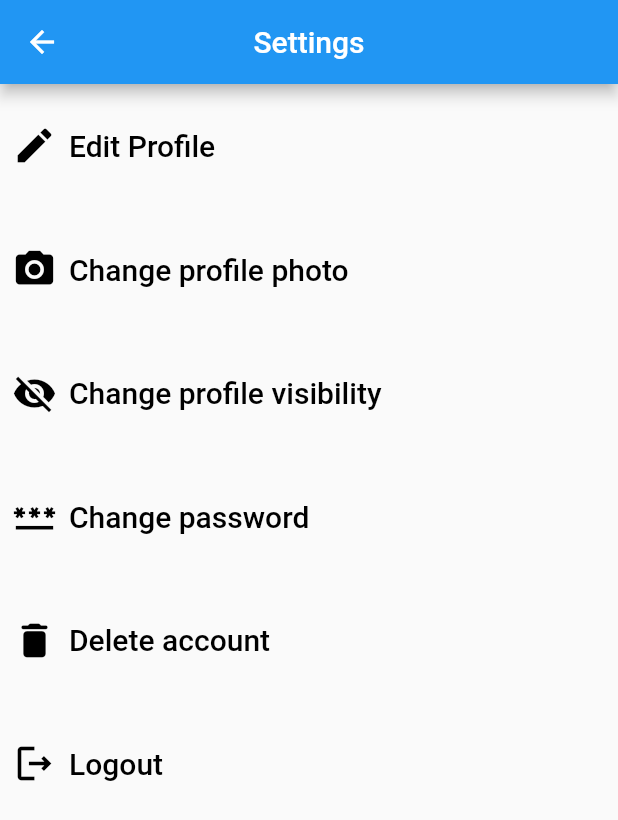
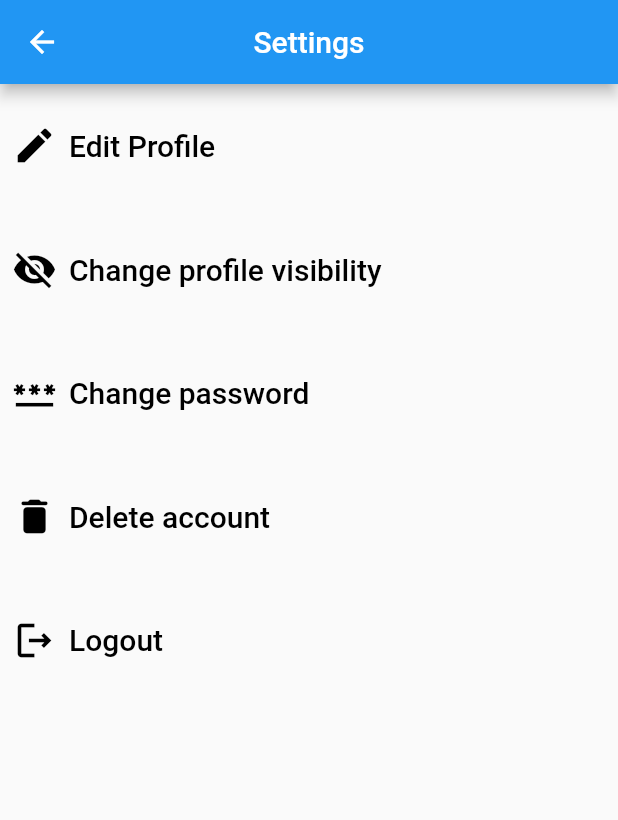
Before and after one commit to ExchangeitTeam/Exchangeit, a Flutter app: the Settings screen opened by its route, on a phone screen of 412 x 824 dp. Shown: the top 820 px of the screen. Run offline on Flutter 3.47's test engine with Material 2 defaults, Android fonts, the phone set to English and light mode, and no system bars; our stand-ins replace email_validator, image_picker, like_button, shared_preferences, simple_gradient_text; missing offline and left inert: sign_button; accounts and stored records are empty.

Commit message:
fix bugs in settings

```diff
--- a/lib/routes/SettingsPage.dart
+++ b/lib/routes/SettingsPage.dart
@@ -34,21 +34,6 @@ class _SettingsState extends State<Settings> {
             ),
             label: Text(
               "Edit Profile",
-              style: TextStyle(fontSize: 20),
-            ),
-            style: TextButton.styleFrom(
-                alignment: Alignment.centerLeft,
-                primary: Colors.black,
-                fixedSize: Size(size.width, size.height * 0.1)),
-          ),
-          TextButton.icon(
-            onPressed: () {},
-            icon: Icon(
-              Icons.photo_camera,
-              size: 30,
-            ),
-            label: Text(
-              "Change profile photo",
               style: TextStyle(fontSize: 20),
             ),
             style: TextButton.styleFrom(
```
